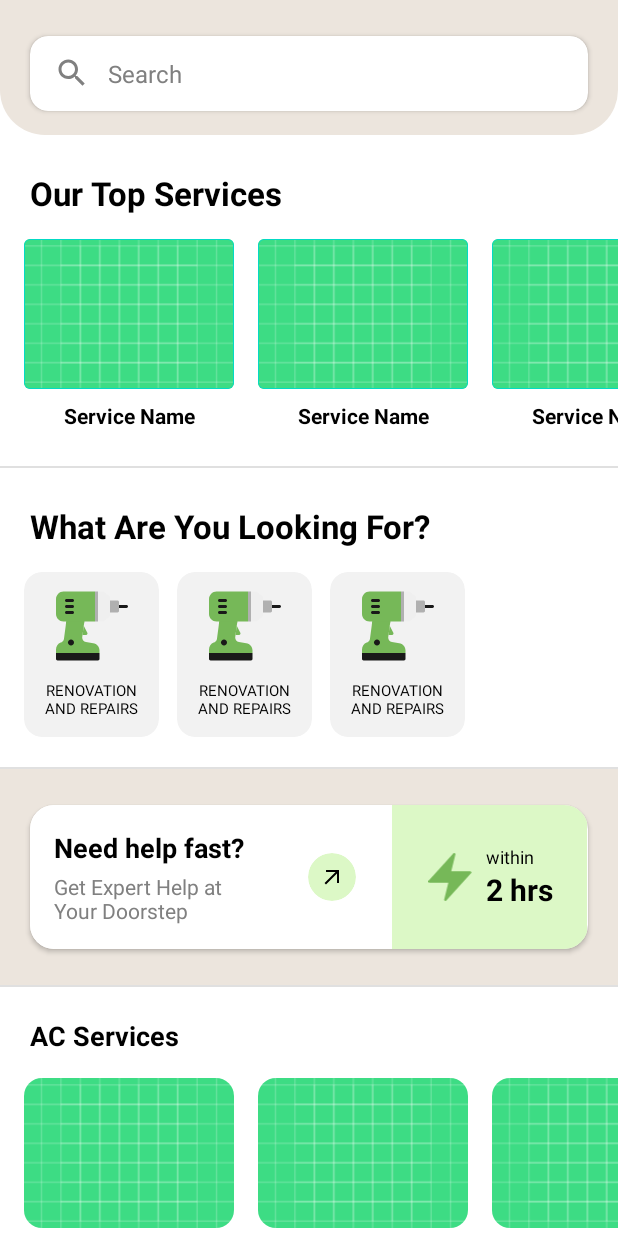
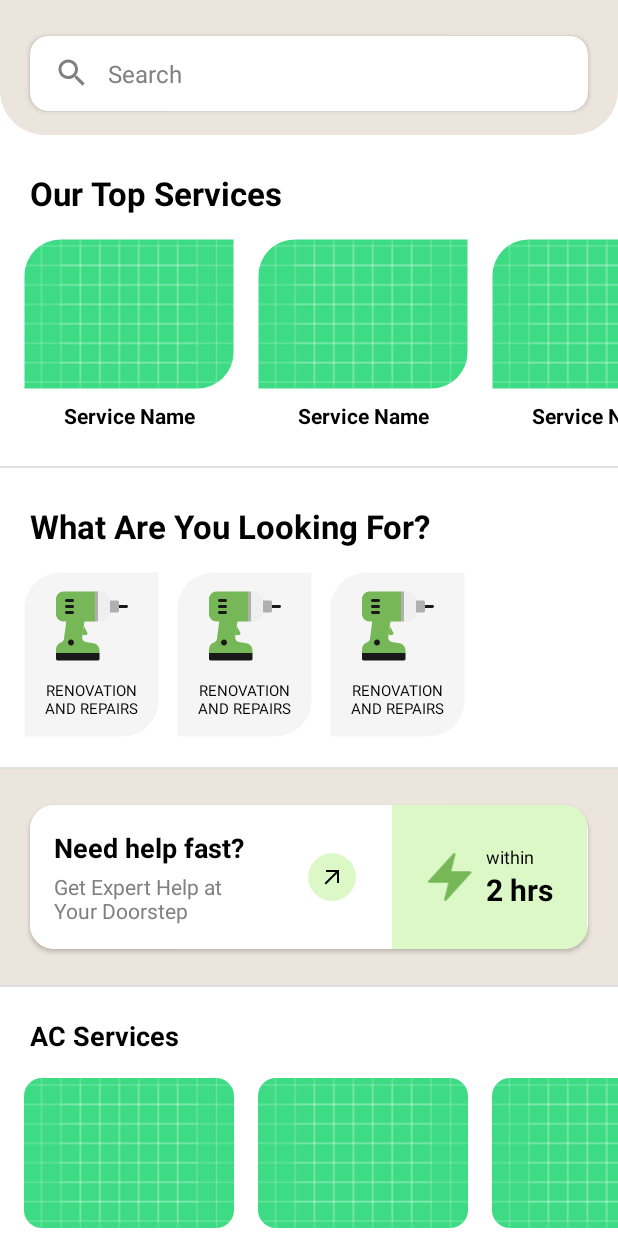
Before and after one commit to shashishekhar93/EmpedanceMachineTask, an Android app: the layout fragment_home.xml on its own in the app's theme, with its tools: preview values and no code run, on a phone screen of 412 x 824 dp. Run offline under Robolectric (Android 15) with nearby library versions, the phone set to English and light mode, and no system bars.

Commit message:
minor changes

```diff
--- a/app/src/main/res/layout/root_item.xml
+++ b/app/src/main/res/layout/root_item.xml
@@ -1,18 +1,18 @@
 <?xml version="1.0" encoding="utf-8"?>
-<com.google.android.material.card.MaterialCardView xmlns:android="http://schemas.android.com/apk/res/android"
+<LinearLayout xmlns:android="http://schemas.android.com/apk/res/android"
     xmlns:app="http://schemas.android.com/apk/res-auto"
     xmlns:tools="http://schemas.android.com/tools"
     android:id="@+id/cardCategory"
     android:layout_width="90dp"
     android:layout_height="110dp"
+    android:background="@drawable/adjscent_corners"
     android:layout_marginEnd="12dp"
     android:layout_marginBottom="4dp"
-    app:cardBackgroundColor="#F2F2F2"
-    app:cardCornerRadius="12dp"
-    app:cardElevation="0dp"
-    app:strokeWidth="0dp">
+    android:clipToOutline="true"
+    >
 
     <androidx.constraintlayout.widget.ConstraintLayout
+        android:background="#F5F5F5"
         android:layout_width="match_parent"
         android:layout_height="match_parent"
         android:padding="12dp">
@@ -45,4 +45,4 @@
 
     </androidx.constraintlayout.widget.ConstraintLayout>
 
-</com.google.android.material.card.MaterialCardView>
+</LinearLayout>
--- a/app/src/main/res/layout/services_item.xml
+++ b/app/src/main/res/layout/services_item.xml
@@ -5,7 +5,9 @@
     android:layout_height="wrap_content"
     android:layout_marginEnd="16dp">
 
-    <com.google.android.material.card.MaterialCardView
+    <LinearLayout
+        android:clipToOutline="true"
+        android:background="@drawable/adjscent_corners"
         android:id="@+id/cardService"
         android:layout_width="140dp"
         android:layout_height="100dp"
@@ -22,7 +24,7 @@
             android:scaleType="centerCrop"
             android:src="@drawable/ic_launcher_background" />
 
-    </com.google.android.material.card.MaterialCardView>
+    </LinearLayout>
 
     <TextView
         android:textStyle="bold"
```
Also changed, not shown: app/src/main/java/com/tech/empedancemachinetask/adapters/ServicesAdapter.kt (+0 -12 lines).
